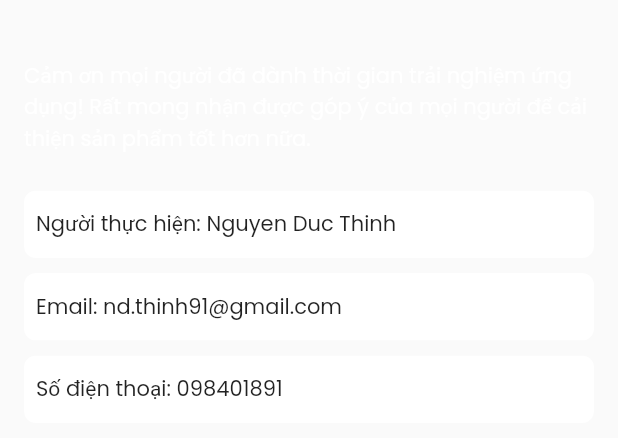
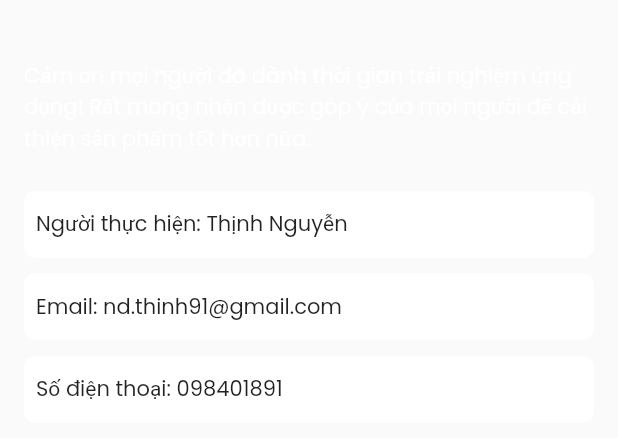
Before and after one commit to thinhnguyen347/movie_info, a Flutter app: the About widget shown alone on an empty page, opened directly, on a phone screen of 412 x 824 dp. Shown: the top 438 px of the screen. Run offline on Flutter 3.47's test engine with Material 2 defaults, Android fonts, the phone set to English and light mode, and no system bars; our stand-ins replace carousel_slider; missing offline and left inert: spring; network calls fail.

Commit message:
update 1309

```diff
--- a/lib/components/about/about.dart
+++ b/lib/components/about/about.dart
@@ -7,7 +7,7 @@ class About extends StatelessWidget {
   @override
   Widget build(BuildContext context) {
     final authorInfo = {
-      "name": "Nguyen Duc Thinh",
+      "name": "Thịnh Nguyễn",
       "email": "nd.thinh91@gmail.com",
       "phone": "098401891"
     };
```
